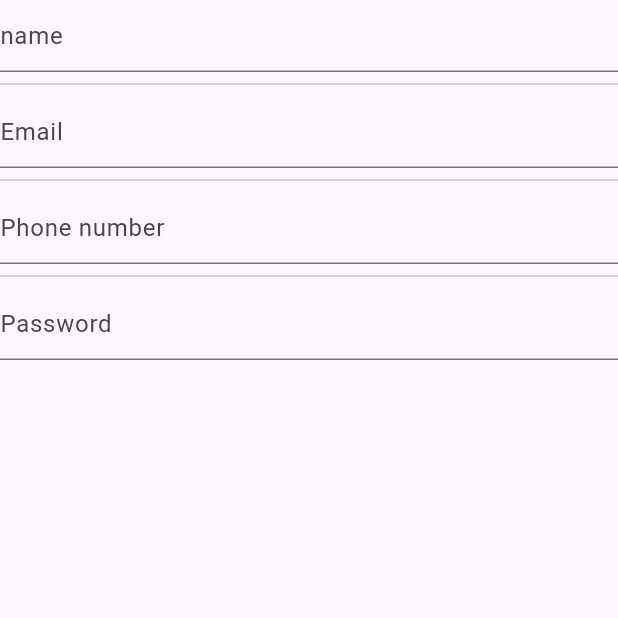
After one commit to RathulVT/flutter, a Flutter app: the screen it shows after launch, on a phone screen of 412 x 824 dp, the top half of it. The commit adds this screen. Run offline on Flutter 3.47's test engine with Material 2 defaults, Android fonts, the phone set to English and light mode, and no system bars; our stand-ins replace curved_navigation_bar, image_picker, shared_preferences; missing offline and left inert: dart:ffi.

Commit message:
Product api & post api

```diff
--- a/lib/API/Api_task.dart
+++ b/lib/API/Api_task.dart
@@ -26,8 +26,8 @@ class _Api_taskState extends State<Api_task> {
         child: FutureBuilder(
           future: getdatas(),
           builder: (context,AsyncSnapshot snapshot) {
-            if (snapshot.connectionState == ConnectionState) {
-              return Center(
+            if (snapshot.connectionState == ConnectionState.waiting) {
+              return const Center(
                 child: CircularProgressIndicator(),
               );
             }
@@ -39,7 +39,7 @@ class _Api_taskState extends State<Api_task> {
                 ],
               );
             } else {
-              return Text("something wnt wrong");
+              return const Text("something wnt wrong");
             }
           },
         ),
--- /dev/null
+++ b/lib/API/PostAPi.dart
@@ -0,0 +1,45 @@
+import 'package:flutter/material.dart';
+
+class PostApi extends StatefulWidget {
+  PostApi({Key? key}) : super(key: key);
+
+  @override
+  State<PostApi> createState() => _PostApiState();
+}
+
+class _PostApiState extends State<PostApi> {
+  TextEditingController name = TextEditingController();
+  TextEditingController email = TextEditingController();
+  TextEditingController Phone = TextEditingController();
+  TextEditingController password = TextEditingController();
+
+  @override
+  Widget build(BuildContext context) {
+    return Scaffold(
+      body: SafeArea(
+        child: Column(
+          children: [
+            TextField(
+                decoration: InputDecoration(hintText: "name"),
+                controller: name),
+            Divider(),
+            TextField(
+              decoration: InputDecoration(hintText: "Email"),
+              controller: email,
+            ),
+            Divider(),
+            TextField(
+              decoration: InputDecoration(hintText: "Phone number"),
+              controller: Phone,
+            ),
+            Divider(),
+            TextField(
+              decoration: InputDecoration(hintText: "Password"),
+              controller: password,
+            ),
+          ],
+        ),
+      ),
+    );
+  }
+}
--- a/lib/main.dart
+++ b/lib/main.dart
@@ -12,6 +12,7 @@ import 'package:untitled/whatsapp_profile_ui.dart';
 
 import 'API/Api_product.dart';
 import 'API/Api_task.dart';
+import 'API/PostAPi.dart';
 import 'API/SImpleApi.dart';
 import 'DatePicker.dart';
 import 'FormField.dart';
@@ -61,7 +62,7 @@ class MyApp extends StatelessWidget {
 
       ),
 
-      home: Product_Api(),
+      home: PostApi(),
 
     );
   }
```
Also changed, not shown: lib/API/Api_product.dart (+33 -13 lines).
